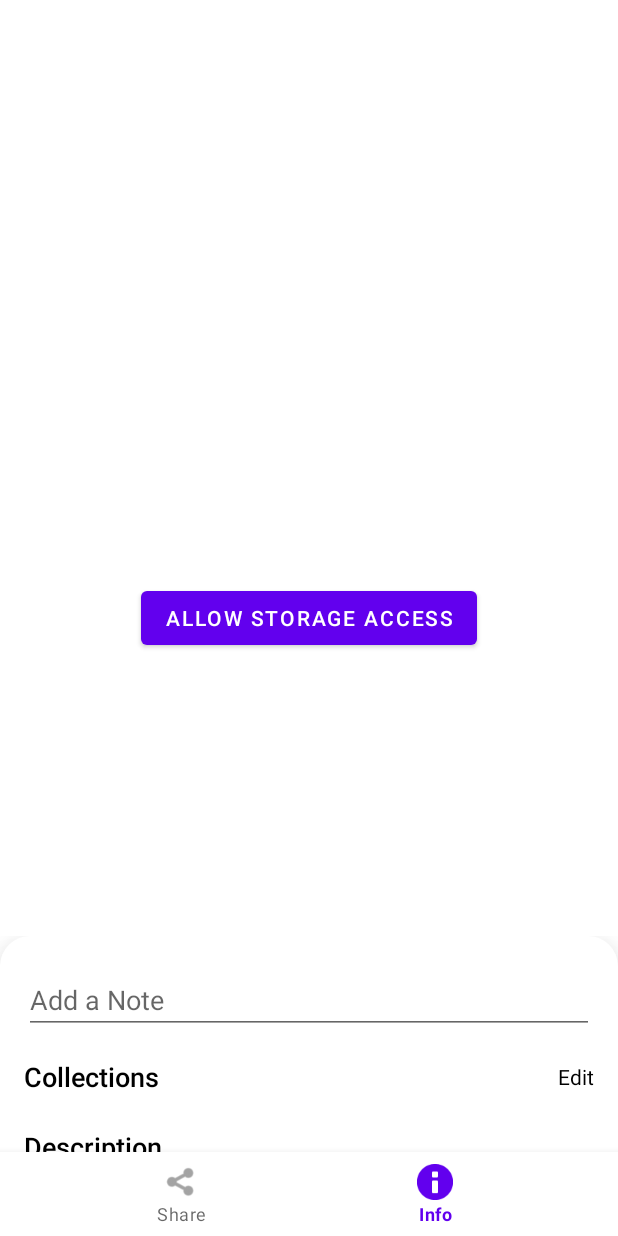
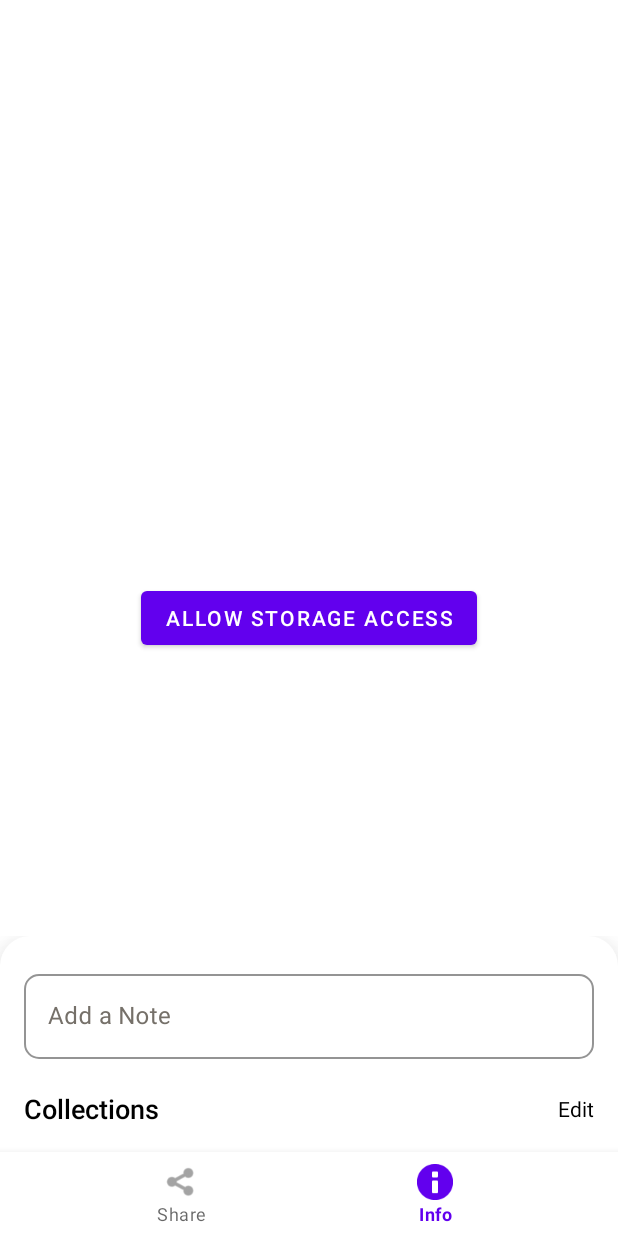
Before and after one commit to vpulpatil/AlleAssignment, an Android app: the screen it shows after launch (MainActivity), item 2 of the bottom bar chosen, on a phone screen of 412 x 824 dp. Run offline under Robolectric (Android 15) with nearby library versions, the phone set to English and light mode, and no system bars; our stand-ins replace Dagger/Hilt's generated code, Room's generated code; libraries missing offline, so code that uses them is left out: com.google.mlkit.vision; 1 statement that could not run was skipped.

Commit message:
displaying edit collection bottomsheet with pre-filled collections

```diff
--- a/app/src/main/java/com/alle/assignment/presentation/main/MainViewModel.kt
+++ b/app/src/main/java/com/alle/assignment/presentation/main/MainViewModel.kt
@@ -27,6 +27,8 @@ class MainViewModel @Inject constructor(
     val getImageLabel: StateFlow<Resource<List<String>>>
         get() = _getImageLabel
 
+    val selectedImageCollections = arrayListOf<String>()
+
 
     fun extractInfoFromImage(imageUri: Uri) {
         viewModelScope.launch(Dispatchers.IO) {
@@ -46,6 +48,10 @@ class MainViewModel @Inject constructor(
                     }
                     .collect {
                         _getImageLabel.value = it
+                        if (it is Resource.Success) {
+                            selectedImageCollections.clear()
+                            selectedImageCollections.addAll(it.data)
+                        }
                     }
             }
         }
--- a/app/src/main/java/com/alle/assignment/presentation/main/listdetail/ListDetailFragment.kt
+++ b/app/src/main/java/com/alle/assignment/presentation/main/listdetail/ListDetailFragment.kt
@@ -13,6 +13,7 @@ import com.alle.assignment.data.repository.Resource
 import com.alle.assignment.databinding.FragmentListScreenBinding
 import com.alle.assignment.presentation.main.MainActivity
 import com.alle.assignment.presentation.main.MainViewModel
+import com.alle.assignment.presentation.main.editcollection.EditCollectionBottomSheet
 import com.google.android.material.bottomsheet.BottomSheetBehavior
 import com.google.android.material.bottomsheet.BottomSheetDialogFragment
 import dagger.hilt.android.AndroidEntryPoint
@@ -48,7 +49,12 @@ class ListDetailFragment: BottomSheetDialogFragment(), OnBottomSheetCallbacks {
     }
 
     private fun setupUI() {
-
+        binding.apply {
+            tvCollectionsEdit.setOnClickListener {
+                val bottomsheet = EditCollectionBottomSheet.newInstance(mainViewModel.selectedImageCollections)
+                bottomsheet.show(parentFragmentManager, bottomsheet.tag)
+            }
+        }
     }
 
     private fun setupObservers() {
--- /dev/null
+++ b/app/src/main/res/drawable/bottom_sheet_top_view.xml
@@ -0,0 +1,6 @@
+<?xml version="1.0" encoding="utf-8"?>
+<shape xmlns:android="http://schemas.android.com/apk/res/android"
+    android:shape="rectangle">
+    <corners android:radius="24dp" />
+    <solid android:color="@color/grey" />
+</shape>
--- a/app/src/main/res/layout/fragment_list_screen.xml
+++ b/app/src/main/res/layout/fragment_list_screen.xml
@@ -10,27 +10,35 @@
     android:paddingHorizontal="16dp"
     tools:context=".presentation.main.listdetail.ListDetailFragment">
 
-    <com.google.android.material.textfield.TextInputEditText
-        android:id="@+id/etAddNote"
+    <com.google.android.material.textfield.TextInputLayout
+        android:id="@+id/etAddNoteLayout"
+        style="@style/TextInputLayoutStyle"
         android:layout_width="match_parent"
         android:layout_height="wrap_content"
         android:layout_marginTop="20dp"
-        android:hint="Add a Note"
         app:layout_constraintEnd_toEndOf="parent"
         app:layout_constraintStart_toStartOf="parent"
-        app:layout_constraintTop_toTopOf="parent" />
+        app:layout_constraintTop_toTopOf="parent">
+
+        <com.google.android.material.textfield.TextInputEditText
+            android:id="@+id/etAddNote"
+            android:layout_width="match_parent"
+            android:layout_height="wrap_content"
+            android:hint="Add a Note" />
+
+    </com.google.android.material.textfield.TextInputLayout>
+
 
     <com.google.android.material.textview.MaterialTextView
         android:id="@+id/tvCollectionsLabel"
         android:layout_width="wrap_content"
         android:layout_height="wrap_content"
-        android:layout_marginTop="16dp"
         android:fontFamily="sans-serif-medium"
         android:text="Collections"
         android:textColor="@color/black"
         android:textSize="18sp"
         app:layout_constraintStart_toStartOf="parent"
-        app:layout_constraintTop_toBottomOf="@+id/etAddNote" />
+        app:layout_constraintTop_toBottomOf="@+id/etAddNoteLayout" />
 
     <com.google.android.material.textview.MaterialTextView
         android:id="@+id/tvCollectionsEdit"
--- a/app/src/main/res/values/colors.xml
+++ b/app/src/main/res/values/colors.xml
@@ -8,4 +8,5 @@
     <color name="black">#FF000000</color>
     <color name="white">#FFFFFFFF</color>
     <color name="yellow_500">#F6E5C9</color>
+    <color name="grey">#757069</color>
 </resources>
--- /dev/null
+++ b/app/src/main/res/values/styles.xml
@@ -0,0 +1,32 @@
+<?xml version="1.0" encoding="utf-8"?>
+<resources>
+
+    <style name="Theme.AlleAssignment" parent="Theme.MaterialComponents.Light.NoActionBar" />
+
+    <style name="TextInputLayoutStyle" parent="@style/Widget.MaterialComponents.TextInputLayout.OutlinedBox">
+        <item name="boxBackgroundColor">@color/white</item>
+        <item name="boxStrokeColor">@color/grey</item>
+        <item name="hintTextColor">@color/grey</item>
+        <item name="cursorColor">@color/grey</item>
+        <item name="android:textColorHint">@color/grey</item>
+        <item name="errorEnabled">true</item>
+        <item name="boxCornerRadiusTopEnd">10dp</item>
+        <item name="boxCornerRadiusTopStart">10dp</item>
+        <item name="boxCornerRadiusBottomStart">10dp</item>
+        <item name="boxCornerRadiusBottomEnd">10dp</item>
+    </style>
+
+    <style name="BottomSheet" parent="@style/Widget.Design.BottomSheet.Modal">
+        <item name="android:background">@drawable/bg_bottom_sheet_dialog_fragment</item>
+    </style>
+
+    <style name="BaseBottomSheetDialog" parent="@style/Theme.Design.Light.BottomSheetDialog">
+        <item name="android:windowIsFloating">false</item>
+        <item name="bottomSheetStyle">@style/BottomSheet</item>
+    </style>
+
+    <style name="BottomSheetDialogTheme" parent="BaseBottomSheetDialog">
+        <item name="android:windowSoftInputMode">adjustResize</item>
+    </style>
+
+</resources>
--- a/app/src/main/res/values/themes.xml
+++ /dev/null
@@ -1,4 +0,0 @@
-<?xml version="1.0" encoding="utf-8"?>
-<resources>
-    <style name="Theme.AlleAssignment" parent="Theme.MaterialComponents.Light.NoActionBar" />
-</resources>
--- /dev/null
+++ b/app/src/main/res/xml/collection_chip_edittext.xml
@@ -0,0 +1,6 @@
+<?xml version="1.0" encoding="utf-8"?>
+<chip xmlns:android="http://schemas.android.com/apk/res/android"
+    xmlns:app="http://schemas.android.com/apk/res-auto"
+    xmlns:tools="http://schemas.android.com/tools"
+    android:icon="@android:drawable/ic_menu_close_clear_cancel"
+    android:text="Animal TextView" />
```
Also changed, not shown: app/src/main/java/com/alle/assignment/presentation/main/editcollection/EditCollectionBottomSheet.kt (added, +116 -0 lines), app/src/main/res/drawable/bg_bottom_sheet_dialog_fragment.xml (added, +8 -0 lines), app/src/main/res/layout/bottomsheet_edit_collection.xml (added, +97 -0 lines).
